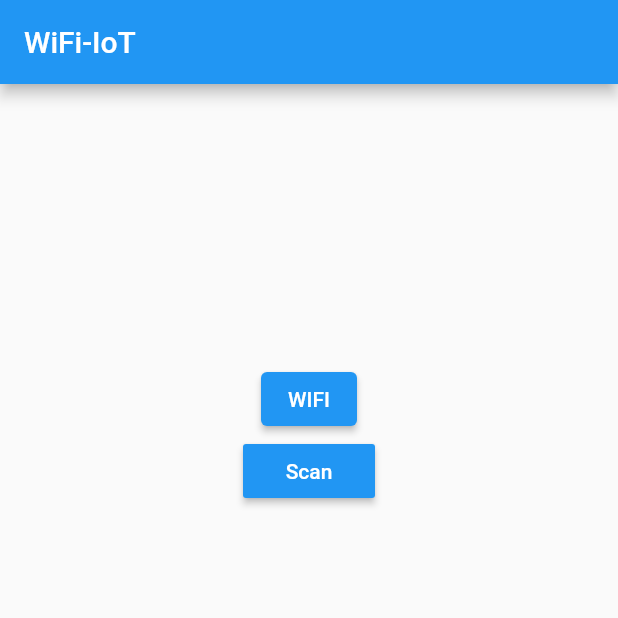
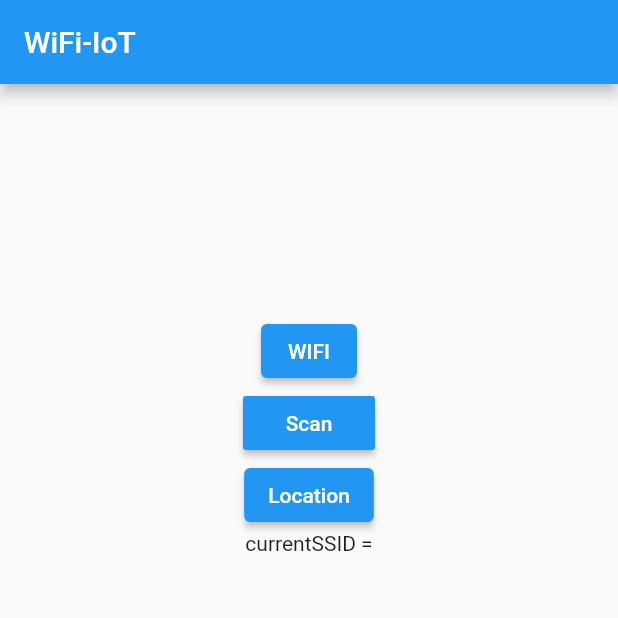
Before and after one commit to nkornushin/wifi-iot, a Flutter app: the screen it shows after launch, on a phone screen of 412 x 824 dp, the top half of it. Run offline on Flutter 3.47's test engine with Material 2 defaults, Android fonts, the light colour scheme and no system bars; our stand-ins replace connectivity, permission_handler; missing offline and left inert: app_settings, network_info_plus, wifi_connector, wifi_iot; statements that could not run were skipped.

Commit message:
last changes

```diff
--- a/lib/main.dart
+++ b/lib/main.dart
@@ -81,8 +81,9 @@ class _MyHomePageState extends State<MyHomePage> {
       _isConnectedToWiFi = val;
     });
 
-    _connectivitySubscription = Connectivity().onConnectivityChanged.listen((ConnectivityResult result) {
+    _connectivitySubscription = Connectivity().onConnectivityChanged.listen((ConnectivityResult result) async {
       print(result);
+      await setCurrentSSID();
       if (result == ConnectivityResult.wifi) {
         _checkSSID();
       } else if (_isConnectedToPlug) {
@@ -117,7 +118,11 @@ class _MyHomePageState extends State<MyHomePage> {
   }
 
   Future<void> setCurrentSSID() async {
-    _currentSSID = (await WiFiForIoTPlugin.getSSID())!;
+    final String _SSID = (await WiFiForIoTPlugin.getSSID())!;
+    print('_currentSSID = ' + _SSID);
+    setState(() {
+      _currentSSID = _SSID;
+    });
   }
 
   @override
@@ -150,6 +155,13 @@ class _MyHomePageState extends State<MyHomePage> {
             setState(() {});
           },
         ),
+        ElevatedButton(
+          child: Text("Location"),
+          onPressed: () {
+            AppSettings.openLocationSettings();
+          },
+        ),
+        Text('currentSSID =' + _currentSSID),
         SizedBox(
           child: getFiWiPointsList(),
           height: 300,
@@ -323,11 +335,11 @@ class _MyHomePageState extends State<MyHomePage> {
     // Described in https://github.com/flutter/flutter/issues/51529
     if (Platform.isAndroid) {
       print('Checking Android permissions');
-      var status = await Permission.location.status;
+      var status = await Permission.locationAlways.status;
       // Blocked?
       if (status.isDenied || status.isRestricted) {
         // Ask the user to unblock
-        if (await Permission.location.request().isGranted) {
+        if (await Permission.locationAlways.request().isGranted) {
           // Either the permission was already granted before or the user just granted it.
           print('Location permission granted');
         } else {
```
Also changed, not shown: 1 other file.
